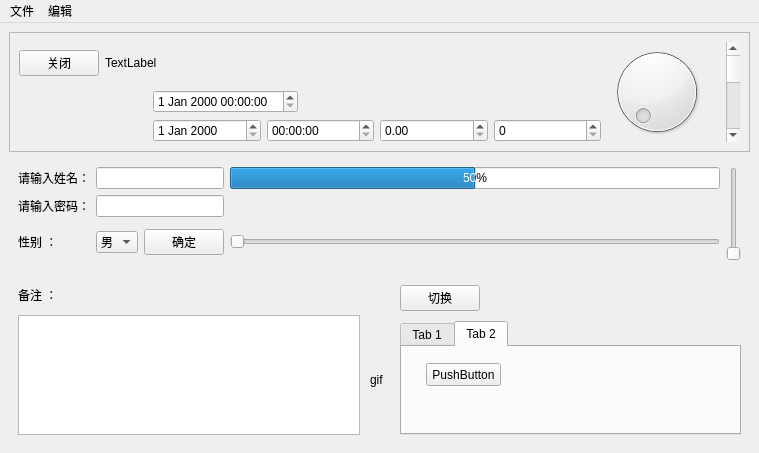
First picture: the form in qt_widgets/myui.ui, repository jackchen154/qt_project, before the edit.
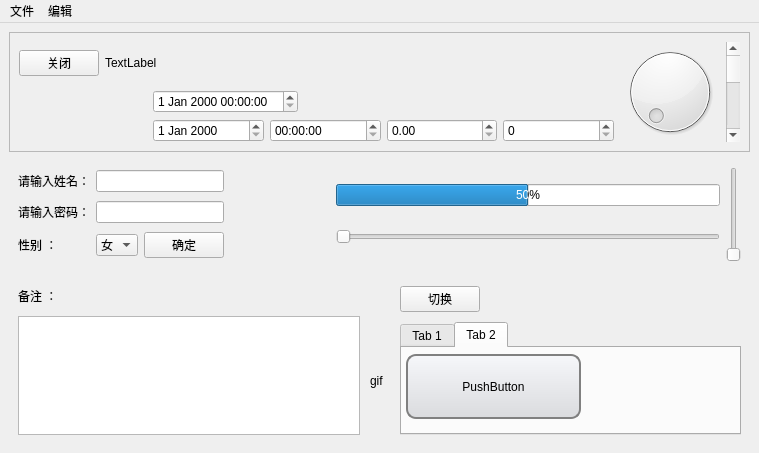
Second picture: the form after the edit. Icons and pictures are not drawn.

```diff
--- a/qt_widgets/myui.ui
+++ b/qt_widgets/myui.ui
@@ -10,6 +10,12 @@
     <height>453</height>
    </rect>
   </property>
+  <property name="minimumSize">
+   <size>
+    <width>759</width>
+    <height>453</height>
+   </size>
+  </property>
   <property name="baseSize">
    <size>
     <width>100</width>
@@ -26,8 +32,8 @@
      <height>100</height>
     </size>
    </property>
-   <layout class="QVBoxLayout" name="verticalLayout_7">
-    <item>
+   <layout class="QGridLayout" name="gridLayout_4">
+    <item row="0" column="0">
      <widget class="QFrame" name="frame">
       <property name="frameShape">
        <enum>QFrame::StyledPanel</enum>
@@ -36,32 +42,6 @@
        <enum>QFrame::Raised</enum>
       </property>
       <layout class="QGridLayout" name="gridLayout_2">
-       <item row="0" column="2">
-        <widget class="QLabel" name="label_tupain">
-         <property name="maximumSize">
-          <size>
-           <width>150</width>
-           <height>200</height>
-          </size>
-         </property>
-         <property name="text">
-          <string/>
-         </property>
-         <property name="pixmap">
-          <pixmap resource="myresource.qrc">:/image/meinv.png</pixmap>
-         </property>
-         <property name="scaledContents">
-          <bool>false</bool>
-         </property>
-        </widget>
-       </item>
-       <item row="0" column="3">
-        <widget class="QScrollBar" name="verticalScrollBar">
-         <property name="orientation">
-          <enum>Qt::Vertical</enum>
-         </property>
-        </widget>
-       </item>
        <item row="0" column="1">
         <widget class="QDial" name="dial">
          <property name="minimumSize">
@@ -72,6 +52,13 @@
          </property>
         </widget>
        </item>
+       <item row="0" column="2">
+        <widget class="QScrollBar" name="verticalScrollBar">
+         <property name="orientation">
+          <enum>Qt::Vertical</enum>
+         </property>
+        </widget>
+       </item>
        <item row="0" column="0">
         <layout class="QVBoxLayout" name="verticalLayout">
          <item>
@@ -177,95 +164,131 @@
        </item>
       </layout>
       <zorder>verticalScrollBar</zorder>
-      <zorder>label_tupain</zorder>
       <zorder>dial</zorder>
       <zorder></zorder>
      </widget>
     </item>
-    <item>
+    <item row="1" column="0">
      <widget class="QWidget" name="widget_2" native="true">
+      <layout class="QGridLayout" name="gridLayout_3">
+       <item row="0" column="0">
+        <layout class="QHBoxLayout" name="horizontalLayout_7">
+         <item>
       <layout class="QGridLayout" name="gridLayout">
-       <item row="3" column="1">
-        <widget class="QComboBox" name="comboBox">
-         <item>
+           <item row="0" column="0">
+            <widget class="QLabel" name="label_2">
           <property name="text">
-           <string>男</string>
-          </property>
-         </item>
-         <item>
+              <string>&lt;html&gt;&lt;head/&gt;&lt;body&gt;&lt;p&gt;请输入姓名：&lt;/p&gt;&lt;/body&gt;&lt;/html&gt;</string>
+             </property>
+            </widget>
+           </item>
+           <item row="0" column="1" colspan="2">
+            <widget class="QLineEdit" name="name">
           <property name="text">
-           <string>女</string>
-          </property>
-         </item>
-        </widget>
-       </item>
-       <item row="3" column="0">
+              <string/>
+             </property>
+            </widget>
+           </item>
+           <item row="1" column="0">
+            <widget class="QLabel" name="label">
+             <property name="text">
+              <string>&lt;html&gt;&lt;head/&gt;&lt;body&gt;&lt;p&gt;请输入密码：&lt;/p&gt;&lt;/body&gt;&lt;/html&gt;</string>
+             </property>
+            </widget>
+           </item>
+           <item row="1" column="1" colspan="2">
+            <widget class="QLineEdit" name="password">
+             <property name="text">
+              <string/>
+             </property>
+            </widget>
+           </item>
+           <item row="2" column="0">
         <widget class="QLabel" name="label_3">
          <property name="text">
           <string>&lt;html&gt;&lt;head/&gt;&lt;body&gt;&lt;p&gt;性别      ：&lt;/p&gt;&lt;/body&gt;&lt;/html&gt;</string>
          </property>
         </widget>
        </item>
-       <item row="3" column="2">
+           <item row="2" column="1">
+            <widget class="QComboBox" name="comboBox">
+             <item>
+              <property name="text">
+               <string>女</string>
+              </property>
+             </item>
+             <item>
+              <property name="text">
+               <string>男</string>
+              </property>
+             </item>
+            </widget>
+           </item>
+           <item row="2" column="2">
         <widget class="QPushButton" name="pushButton_3">
          <property name="text">
           <string>确定</string>
          </property>
         </widget>
        </item>
-       <item row="0" column="0">
-        <widget class="QLabel" name="label_2">
+          </layout>
+         </item>
+         <item>
+          <widget class="QLabel" name="label_tupain">
+           <property name="minimumSize">
+            <size>
+             <width>100</width>
+             <height>95</height>
+            </size>
+           </property>
+           <property name="maximumSize">
+            <size>
+             <width>100</width>
+             <height>95</height>
+            </size>
+           </property>
          <property name="text">
-          <string>&lt;html&gt;&lt;head/&gt;&lt;body&gt;&lt;p&gt;请输入姓名：&lt;/p&gt;&lt;/body&gt;&lt;/html&gt;</string>
+            <string/>
+           </property>
+           <property name="pixmap">
+            <pixmap resource="myresource.qrc">:/image/meinv.png</pixmap>
+           </property>
+           <property name="scaledContents">
+            <bool>false</bool>
          </property>
         </widget>
        </item>
-       <item row="0" column="3">
+        </layout>
+       </item>
+       <item row="0" column="1">
+        <layout class="QVBoxLayout" name="verticalLayout_5">
+         <item>
         <widget class="QProgressBar" name="jindutiao">
          <property name="value">
           <number>50</number>
          </property>
         </widget>
        </item>
-       <item row="0" column="4" rowspan="5">
-        <widget class="QSlider" name="verticalSlider">
-         <property name="orientation">
-          <enum>Qt::Vertical</enum>
-         </property>
-        </widget>
-       </item>
-       <item row="3" column="3">
+         <item>
         <widget class="QSlider" name="horizontalSlider">
          <property name="orientation">
           <enum>Qt::Horizontal</enum>
          </property>
         </widget>
        </item>
-       <item row="1" column="0">
-        <widget class="QLabel" name="label">
-         <property name="text">
-          <string>&lt;html&gt;&lt;head/&gt;&lt;body&gt;&lt;p&gt;请输入密码：&lt;/p&gt;&lt;/body&gt;&lt;/html&gt;</string>
-         </property>
-        </widget>
+        </layout>
        </item>
-       <item row="0" column="1" colspan="2">
-        <widget class="QLineEdit" name="name">
-         <property name="text">
-          <string/>
+       <item row="0" column="2">
+        <widget class="QSlider" name="verticalSlider">
+         <property name="orientation">
+          <enum>Qt::Vertical</enum>
          </property>
         </widget>
        </item>
-       <item row="1" column="1" colspan="2">
-        <widget class="QLineEdit" name="password">
-         <property name="text">
-          <string/>
-         </property>
-        </widget>
-       </item>
       </layout>
      </widget>
     </item>
-    <item>
+    <item row="2" column="0">
      <widget class="QWidget" name="widget" native="true">
       <layout class="QHBoxLayout" name="horizontalLayout_3">
        <property name="spacing">
@@ -394,12 +417,36 @@
             <widget class="QPushButton" name="pushButton_2">
              <property name="geometry">
               <rect>
-               <x>24</x>
-               <y>16</y>
-               <width>75</width>
-               <height>23</height>
+               <x>4</x>
+               <y>6</y>
+               <width>175</width>
+               <height>65</height>
               </rect>
              </property>
+             <property name="styleSheet">
+              <string notr="true">QPushButton
+{
+  border: 2px solid gray;
+  border-radius:10px;
+  min-width: 80px;
+  background-color: qlineargradient(x1: 0, y1: 0, x2: 0, y2: 1,stop: 0 #f6f7fa, stop: 1 #dadbde);
+	font: 75 20pt &quot;Aharoni&quot;;
+}
+QPushButton:pressed
+{
+background-color: qlineargradient(x1: 0, y1: 0, x2: 0, y2: 1,stop: 0 #dadbde, stop: 1 #f6f7fa);
+}
+QPushButton:default
+{
+border-color: navy;
+}
+QPushButton:hover
+{
+border-color: navy;
+}
+
+</string>
+             </property>
              <property name="text">
               <string>PushButton</string>
              </property>
```
Lines whose indentation alone changed are shown as unchanged.
